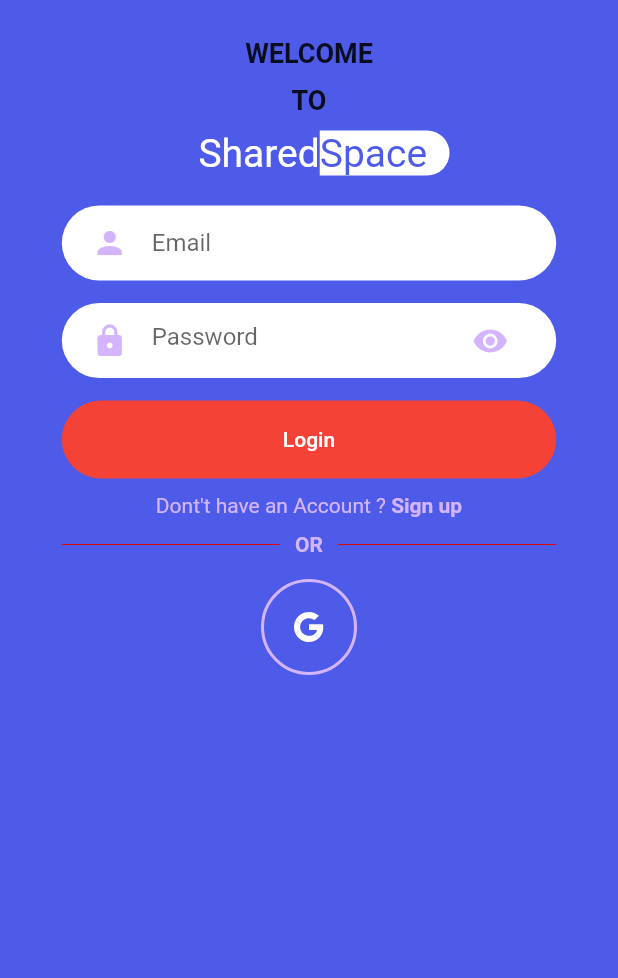
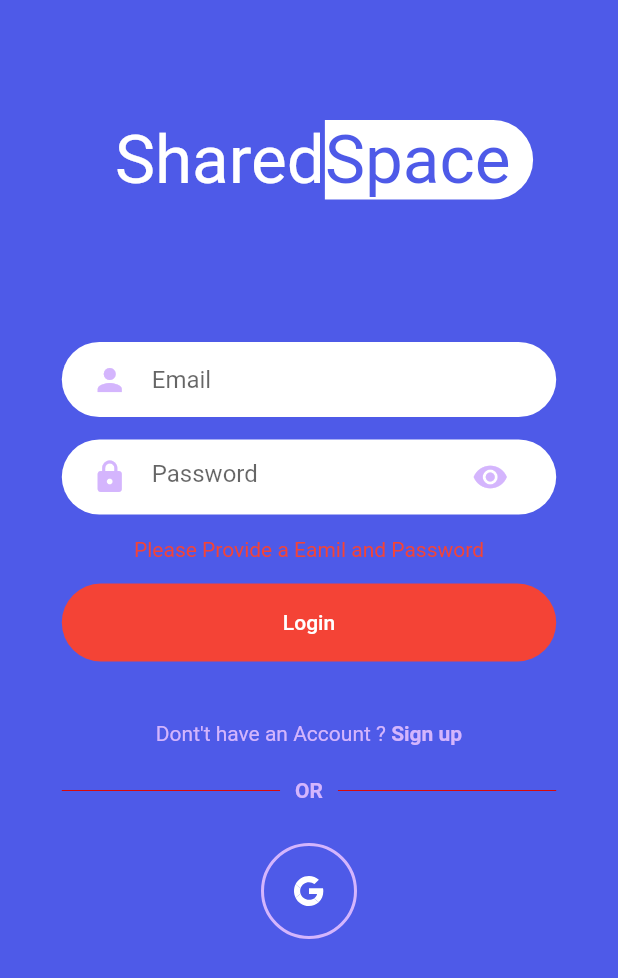
Before and after one commit to Booysen31SA/sharedspace, a Flutter app: the screen it shows after launch, after a tap on "Login", on a phone screen of 412 x 824 dp. Shown: the top 978 px of the screen. Run offline on Flutter 3.47's test engine with Material 2 defaults, Android fonts, the phone set to English and light mode, and no system bars; our stand-ins replace firebase_auth, firebase_core, flutter_spinkit, flutter_svg, get, get_storage and 1 more; missing offline and left inert: firebase_helpers; accounts and stored records are empty.

Commit message:
Work flow creatd for sign in and register

```diff
--- a/lib/Pages/Auth/Signin.dart
+++ b/lib/Pages/Auth/Signin.dart
@@ -2,6 +2,7 @@ import 'package:flutter/material.dart';
 import 'package:flutter_svg/flutter_svg.dart';
 import 'package:get/get.dart';
 import 'package:sharedspace/Configs/themes.dart';
+import 'package:sharedspace/Services/auth.dart';
 import 'package:sharedspace/Widgets/roundedInputField.dart';
 
 class SignIn extends StatefulWidget {
@@ -12,40 +13,89 @@ class SignIn extends StatefulWidget {
 }
 
 class _SignInState extends State<SignIn> {
+  final AuthService _auth = AuthService();
+  String? emailController;
+  String? passwordController;
+  String? errorMessage = null;
+  bool passText = true;
+  ScrollController _controller = ScrollController();
+
   @override
   Widget build(BuildContext context) {
-    String emailController = '';
-    String passwordController = '';
-    bool passText = true;
+    bool validation() {
+      var isCorrect = true;
+      if (emailController == null || passwordController == null) {
+        setState(() {
+          errorMessage = 'Please Provide a Eamil and Password';
+        });
+        return false;
+      }
+      if (emailController == '' || passwordController == '') {
+        setState(() {
+          errorMessage = 'Please Provide a Eamil and Password';
+        });
+        return false;
+      }
+
+      if (!emailController!.contains('@') ||
+          !emailController!.contains('.com')) {
+        setState(() {
+          errorMessage = 'Email is not a valid email';
+        });
+        return false;
+      }
+
+      if (passwordController!.length < 6) {
+        setState(() {
+          errorMessage = 'Password Must be longer than 6 characters';
+        });
+        return false;
+      }
+      return isCorrect;
+    }
+
+    WidgetsBinding.instance.addPostFrameCallback((_) {
+      _controller.animateTo(_controller.position.maxScrollExtent,
+          duration: Duration(seconds: 1), curve: Curves.ease);
+      //.then((value) async {
+      // await Future.delayed(Duration(seconds: 2));
+      // _controller.animateTo(_controller.position.minScrollExtent,
+      //     duration: Duration(seconds: 1), curve: Curves.ease);
+    });
 
     return Scaffold(
       backgroundColor: primaryClr,
       body: SafeArea(
+        child: Container(
+          margin: const EdgeInsets.only(top: 80),
+          child: SingleChildScrollView(
+            controller: _controller,
             child: Column(
               children: [
                 //header(context),
+                // const SizedBox(
+                //   height: 25,
+                // ),
+                // const Center(
+                //   child: Text(
+                //     'WELCOME',
+                //     style: loginFormHeaders,
+                //   ),
+                // ),
+                // const SizedBox(
+                //   height: 10,
+                // ),
+                // const Center(
+                //   child: Text(
+                //     'TO',
+                //     style: loginFormHeaders,
+                //   ),
+                // ),
+
+                header(context),
                 const SizedBox(
-              height: 25,
+                  height: 50,
                 ),
-            const Center(
-              child: Text(
-                'WELCOME',
-                style: loginFormHeaders,
-              ),
-            ),
-            const SizedBox(
-              height: 10,
-            ),
-            const Center(
-              child: Text(
-                'TO',
-                style: loginFormHeaders,
-              ),
-            ),
-            const SizedBox(
-              height: 10,
-            ),
-            header(context),
                 TextFieldContainer(
                   child: RoundedInputField(
                     hintText: 'Email',
@@ -54,7 +104,10 @@ class _SignInState extends State<SignIn> {
                       color: primaryLightClr,
                     ),
                     onChanged: (value) {
+                      setState(() {
+                        errorMessage = null;
                         emailController = value;
+                      });
                     },
                   ),
                 ),
@@ -71,8 +124,20 @@ class _SignInState extends State<SignIn> {
                       color: primaryLightClr,
                     ),
                     onChanged: (value) {
+                      setState(() {
+                        errorMessage = null;
                         passwordController = value;
+                      });
                     },
+                  ),
+                ),
+                errorMessage == null
+                    ? Container()
+                    : Container(
+                        margin: const EdgeInsets.only(bottom: 15),
+                        child: Text(
+                          errorMessage!,
+                          style: const TextStyle(color: Colors.red),
                         ),
                       ),
                 Container(
@@ -82,7 +147,13 @@ class _SignInState extends State<SignIn> {
                   ),
                   width: MediaQuery.of(context).size.width * 0.8,
                   child: TextButton(
-                onPressed: () {},
+                    onPressed: () {
+                      var isCorrect = validation();
+                      if (isCorrect) {
+                        _auth.emailAndPasswordSignIn(
+                            emailController, passwordController);
+                      }
+                    },
                     child: Container(
                       padding: const EdgeInsets.symmetric(
                         vertical: 10,
@@ -98,7 +169,7 @@ class _SignInState extends State<SignIn> {
                   ),
                 ),
                 const SizedBox(
-              height: 10,
+                  height: 40,
                 ),
                 Row(
                   mainAxisAlignment: MainAxisAlignment.center,
@@ -124,7 +195,7 @@ class _SignInState extends State<SignIn> {
                 const SizedBox(
                   height: 10,
                 ),
-            Container(
+                SizedBox(
                   width: MediaQuery.of(context).size.width * 0.8,
                   child: Row(
                     children: <Widget>[
@@ -138,6 +209,9 @@ class _SignInState extends State<SignIn> {
                             fontWeight: FontWeight.w600,
                           ),
                         ),
+                      ),
+                      const SizedBox(
+                        height: 40,
                       ),
                       divider(),
                     ],
@@ -158,16 +232,23 @@ class _SignInState extends State<SignIn> {
                         ),
                         shape: BoxShape.circle,
                       ),
+                      child: GestureDetector(
+                        onTap: () {
+                          _auth.googleSignIn();
+                        },
                         child: SvgPicture.asset(
                           'images/socialMediaSVG/google.svg',
                           height: 20,
                           width: 20,
                           color: Colors.white,
                         ),
+                      ),
                     )
                   ],
                 )
               ],
+            ),
+          ),
         ),
       ),
     );
@@ -188,7 +269,7 @@ class _SignInState extends State<SignIn> {
       children: [
         Padding(
           padding: const EdgeInsets.only(
-            bottom: 20,
+            bottom: 45,
             left: 20,
           ),
           child: Row(
@@ -196,7 +277,7 @@ class _SignInState extends State<SignIn> {
               const Text(
                 "Shared",
                 style: TextStyle(
-                  fontSize: 26,
+                  fontSize: 45,
                   color: Colors.white,
                 ),
               ),
@@ -214,7 +295,7 @@ class _SignInState extends State<SignIn> {
                 child: const Text(
                   "Space",
                   style: TextStyle(
-                    fontSize: 26,
+                    fontSize: 45,
                     color: primaryClr,
                   ),
                 ),
--- a/lib/Pages/Auth/register.dart
+++ b/lib/Pages/Auth/register.dart
@@ -1,6 +1,7 @@
 import 'package:flutter/material.dart';
 import 'package:get/get.dart';
 import 'package:sharedspace/Configs/themes.dart';
+import 'package:sharedspace/Services/auth.dart';
 
 class Register extends StatefulWidget {
   const Register({Key? key}) : super(key: key);
@@ -11,6 +12,7 @@ class Register extends StatefulWidget {
 
 int currentStep = 0;
 int maxStep = getSteps().length - 1;
+final AuthService _auth = AuthService();
 
 List<Step> getSteps() => [
       Step(
@@ -121,6 +123,7 @@ class _RegisterState extends State<Register> {
           }
           if (isLastStep) {
             print('Completed');
+            _auth.registerWithEmailAndPassword('email', 'password');
           }
           if (currentStep < maxStep) {
             setState(() {
--- a/lib/Services/auth.dart
+++ b/lib/Services/auth.dart
@@ -16,9 +16,20 @@ class AuthService {
 
   final FirebaseAuth _auth = FirebaseAuth.instance;
 
+  // register with email and password
+  Future registerWithEmailAndPassword(email, password) async {
+    print('Register With Email and password');
+  }
+
   //Sign in with email and password,
+  Future emailAndPasswordSignIn(email, password) async {
+    print('Email and Password Sign in');
+  }
 
   // Sign in with google
+  Future googleSignIn() async {
+    print('Google Sign in');
+  }
 
   //Sign out
   Future signOut() async {
```
Lines whose indentation alone changed are shown as unchanged.
